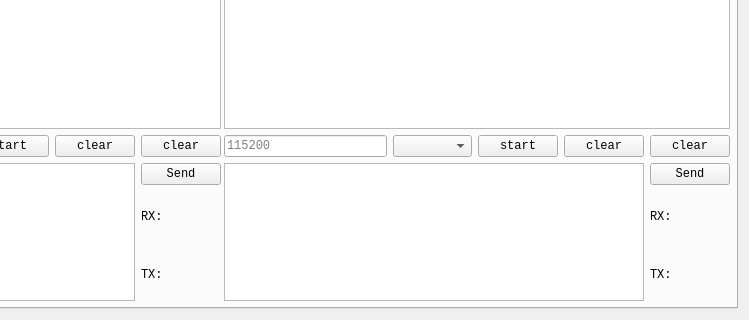
Old version of the form EasyBug/mainwindow.ui in the repository 157technology/EasyBug; both pictures show x 305 to 1054 and y 468 to 788 of the 1054 by 788 pixel window.
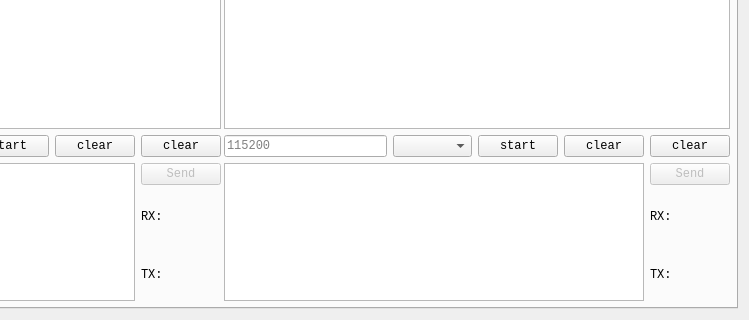
New version of the form. Custom widgets are drawn as their Qt base class.

Patch:
```diff
--- a/EasyBug/mainwindow.ui
+++ b/EasyBug/mainwindow.ui
@@ -93,6 +93,9 @@
              <layout class="QVBoxLayout" name="verticalLayout_2">
               <item>
                <widget class="QPushButton" name="PB_TCPsend">
+                <property name="enabled">
+                 <bool>false</bool>
+                </property>
                 <property name="text">
                  <string>Send</string>
                 </property>
@@ -176,6 +179,9 @@
              <layout class="QVBoxLayout" name="verticalLayout">
               <item>
                <widget class="QPushButton" name="PB_Seralsend">
+                <property name="enabled">
+                 <bool>false</bool>
+                </property>
                 <property name="text">
                  <string>Send</string>
                 </property>
```
